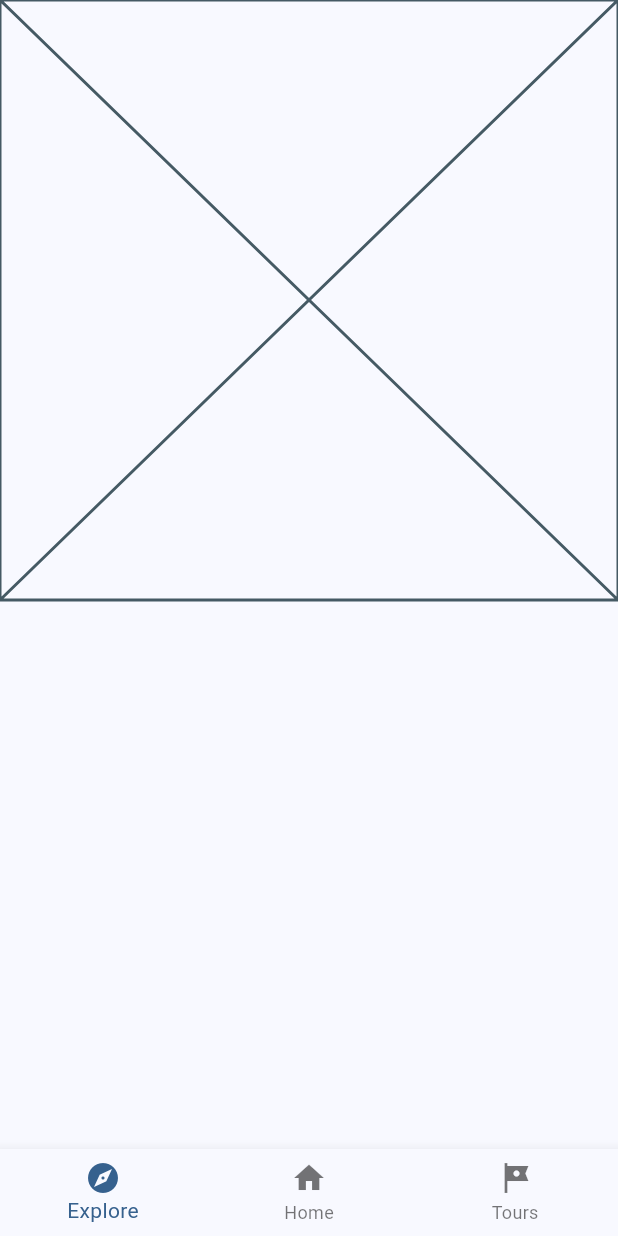
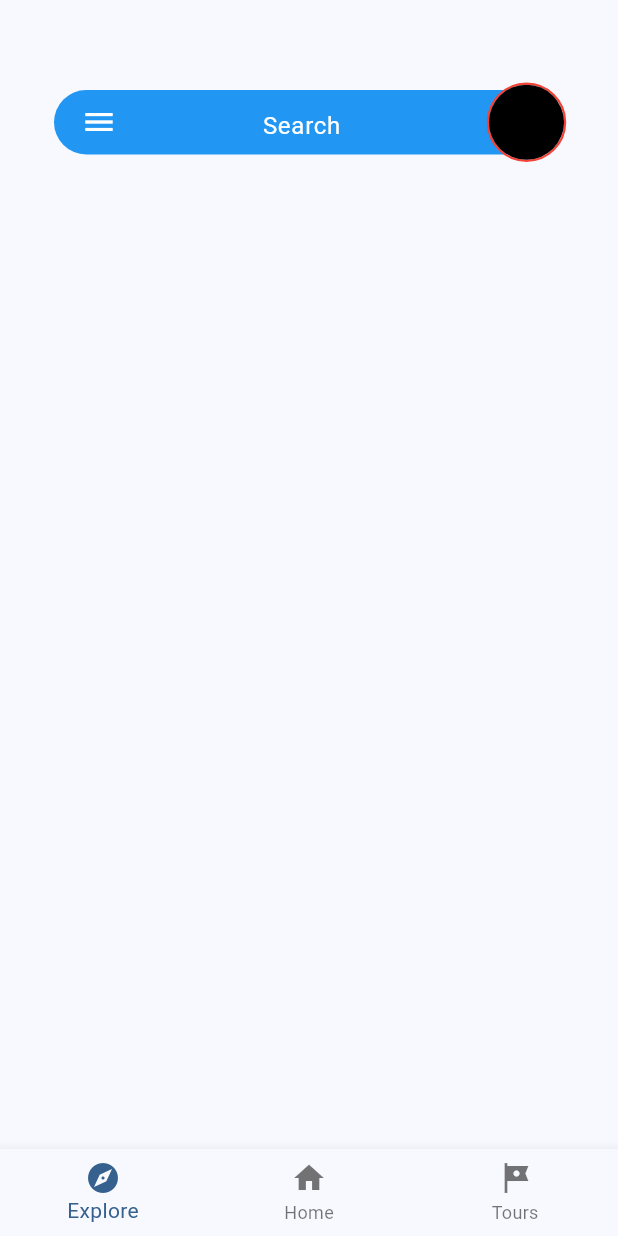
Before and after one commit to Toury-AI/Front-End, a Flutter app: the screen it shows after launch, on a phone screen of 412 x 824 dp. Run offline on Flutter 3.47's test engine with Material 3 defaults, Android fonts, the phone set to English and light mode, and no system bars.

Commit message:
Added top nav bar

```diff
--- a/lib/screens/home_screen.dart
+++ b/lib/screens/home_screen.dart
@@ -1,21 +1,15 @@
 import 'package:flutter/material.dart';
 import 'package:toury_app/widgets/bottom_nav_bar.dart';
+import 'package:toury_app/widgets/top_nav_bar.dart';
 class HomeScreen extends StatelessWidget {
   const HomeScreen({super.key});
 
   @override
   Widget build(BuildContext context) {
     return Scaffold(
-      body: Stack(
-        children: [
-          // Placeholder for TopNavBar
-          Positioned(top: 0, left: 0, right: 0, child: Placeholder()),
-
-          // Add side buttons here later
-        ],
-      ),
-      // Placeholder for BottomNavBar
-      bottomNavigationBar: BottomNavBar() ,
+      body: TopNavBar(),
+      // Add side buttons here later
+      bottomNavigationBar: BottomNavBar(),
     );
   }
 }
--- /dev/null
+++ b/lib/widgets/top_nav_bar.dart
@@ -0,0 +1,66 @@
+import 'package:flutter/material.dart';
+
+class TopNavBar extends StatelessWidget {
+  const TopNavBar({super.key});
+  @override
+  Widget build(BuildContext context) {
+    return Stack(
+        children: [
+          Positioned(
+            top: 60,
+            left: 36,
+            right: 36,
+            child: Material(
+              elevation: 0,
+              borderRadius: BorderRadius.circular(30),
+              color: Colors.blue,
+              child: Container(
+                height: 43,
+                padding: const EdgeInsets.symmetric(horizontal: 6),
+                alignment: Alignment.centerLeft,
+                child: Row(
+                  children: [
+                    IconButton(
+                      icon: Icon(Icons.menu),
+                      color: Colors.white,
+                      onPressed: () {
+                      },
+                    ),
+                    SizedBox(width: 85),
+                    Expanded(
+                      child: TextField(
+                        decoration: InputDecoration(
+                          border: InputBorder.none,
+                          hintText: 'Search',
+                          hintStyle: TextStyle(color: Colors.white),
+                        ),
+                      ),
+                    ),
+                  ],
+                ),
+              ),
+            ),
+          ),
+          Stack(
+            children: [
+              Positioned(
+                top: 55,
+                left: 290,
+                right: 0,
+                child: Container(
+                  decoration: BoxDecoration(
+                    shape: BoxShape.circle,
+                    border: Border.all(color: Colors.red, width: 1.5),
+                  ),
+                  child: CircleAvatar(
+                    radius: 25,
+                    backgroundColor: Colors.black,
+                  ),
+                )
+              ),
+            ],
+          ),
+        ],
+    );
+}
+}
--- a/pubspec.yaml
+++ b/pubspec.yaml
@@ -34,6 +34,7 @@ dependencies:
   # The following adds the Cupertino Icons font to your application.
   # Use with the CupertinoIcons class for iOS style icons.
   cupertino_icons: ^1.0.8
+  device_preview: ^1.3.1
 
 dev_dependencies:
   flutter_test:
```
Also changed, not shown: pubspec.lock, 9 other files.
